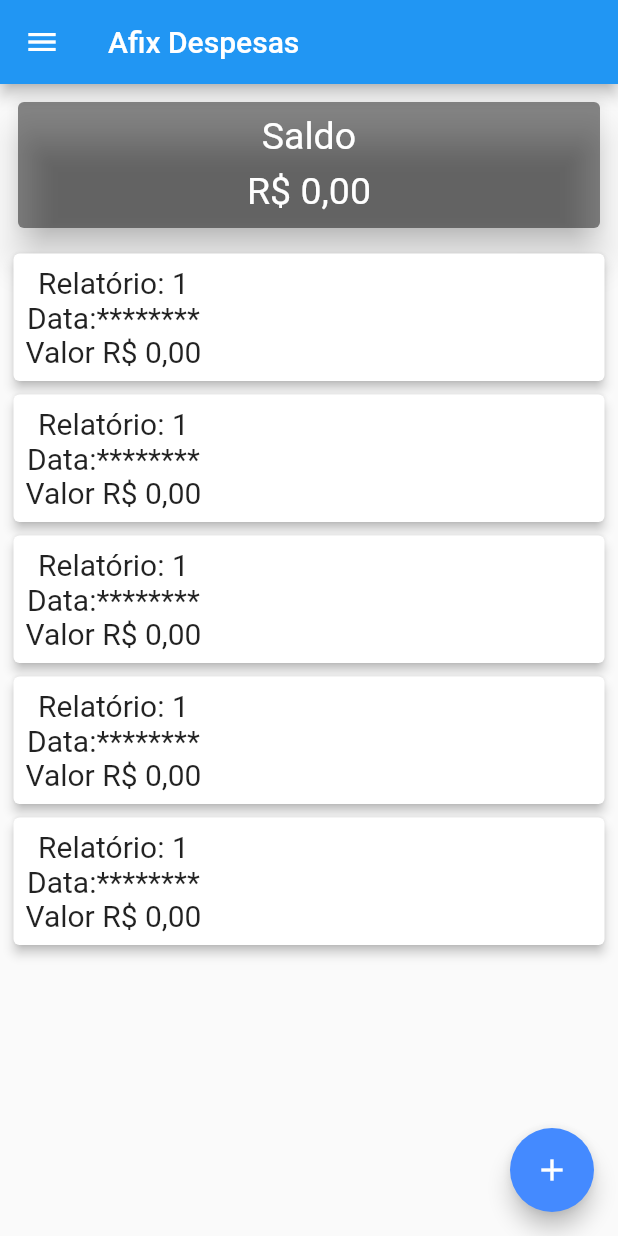
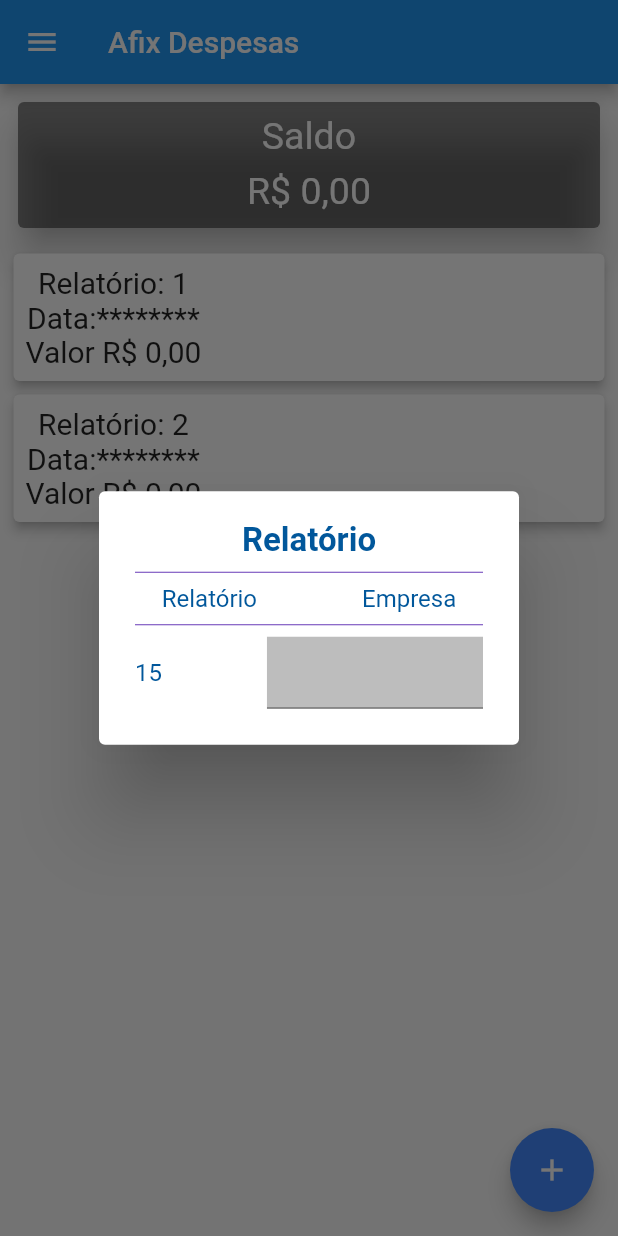
Before and after one commit to guiilhermeps/FlutterUdemy, a Flutter app: the screen it shows after launch, after a tap on the "add" icon, on a phone screen of 412 x 824 dp. Run offline on Flutter 3.47's test engine with Material 2 defaults, Android fonts, the phone set to English and light mode, and no system bars; our stand-ins replace cloud_firestore, image_picker, share, sqflite, transparent_image; accounts and stored records are empty.

```diff
--- a/despesas_teste/lib/main.dart
+++ b/despesas_teste/lib/main.dart
@@ -1,7 +1,7 @@
 import 'package:flutter/material.dart';
 
 void main() {
-  runApp(MaterialApp(home: Home()));
+  runApp(MaterialApp(home: Home(),debugShowCheckedModeBanner: false));
 }
 
 class Home extends StatefulWidget {
@@ -54,14 +54,74 @@ class _HomeState extends State<Home> {
               onRefresh: _refresh,
               child: ListView.builder(
                 itemBuilder: _rowRelatorio,
-                itemCount: 5,
+                itemCount: 2,
               ),
             ),
           )
         ],
       ),
       floatingActionButton: FloatingActionButton(
-        onPressed: () {},
+        onPressed: () {
+          showDialog(
+              context: context,
+              builder: (context) {
+                return AlertDialog(
+                  content: Container(
+                    child: Column(
+                      mainAxisSize: MainAxisSize.min,
+                      children: <Widget>[
+                        Text("Relatório",
+                            style: TextStyle(
+                                color: Colors.lightBlue[900],
+                                fontSize: 22.0,
+                                fontWeight: FontWeight.bold)),
+                        Divider(color: Colors.deepPurple),
+                        Row(
+                          mainAxisAlignment: MainAxisAlignment.center,
+                          children: <Widget>[
+                            Padding(
+                              padding: const EdgeInsets.only(right: 35.0),
+                              child: Text("Relatório",
+                                  style: TextStyle(
+                                      color: Colors.lightBlue[900],
+                                      fontSize: 16.0)),
+                            ),
+                            Padding(
+                              padding: const EdgeInsets.only(left: 35.0),
+                              child: Text("Empresa",
+                                  style: TextStyle(
+                                      color: Colors.lightBlue[900],
+                                      fontSize: 16.0)),
+                            ),
+                          ],
+                        ),
+                        Divider(color: Colors.deepPurple),
+                        Row(
+                          mainAxisAlignment: MainAxisAlignment.center,
+                          children: <Widget>[
+                            Padding(
+                              padding: const EdgeInsets.only(right: 35.0),
+                              child: Text("15",
+                                  style: TextStyle(
+                                      color: Colors.lightBlue[900],
+                                      fontSize: 16.0)),
+                            ),
+                            Expanded(
+                              child: Padding(
+                                padding: const EdgeInsets.only(left: 35.0),
+                                  child: Container(
+                                    color: Colors.grey[400],
+                                    child: TextField(keyboardType: TextInputType.number, textAlign: TextAlign.center)),
+                              ),
+                            ),
+                          ],
+                        ),
+                      ],
+                    ),
+                  ),
+                );
+              });
+        },
         child: Icon(Icons.add),
         backgroundColor: Colors.blueAccent,
       ),
@@ -85,7 +145,7 @@ Widget _rowRelatorio(BuildContext context, int index) {
           children: <Widget>[
             Column(
               children: <Widget>[
-                Text("Relatório: 1", style: TextStyle(fontSize: 20.0)),
+                Text("Relatório: ${index + 1}", style: TextStyle(fontSize: 20.0)),
                 Text("Data:********", style: TextStyle(fontSize: 20.0)),
                 Text("Valor R\$ 0,00", style: TextStyle(fontSize: 20.0)),
               ],
```
Also changed, not shown: chat_firebase/lib/main.dart (added, +115 -0 lines), chat_firebase/pubspec.yaml (added, +78 -0 lines), chat_firebase/pubspec.lock (added), 54 other files.
